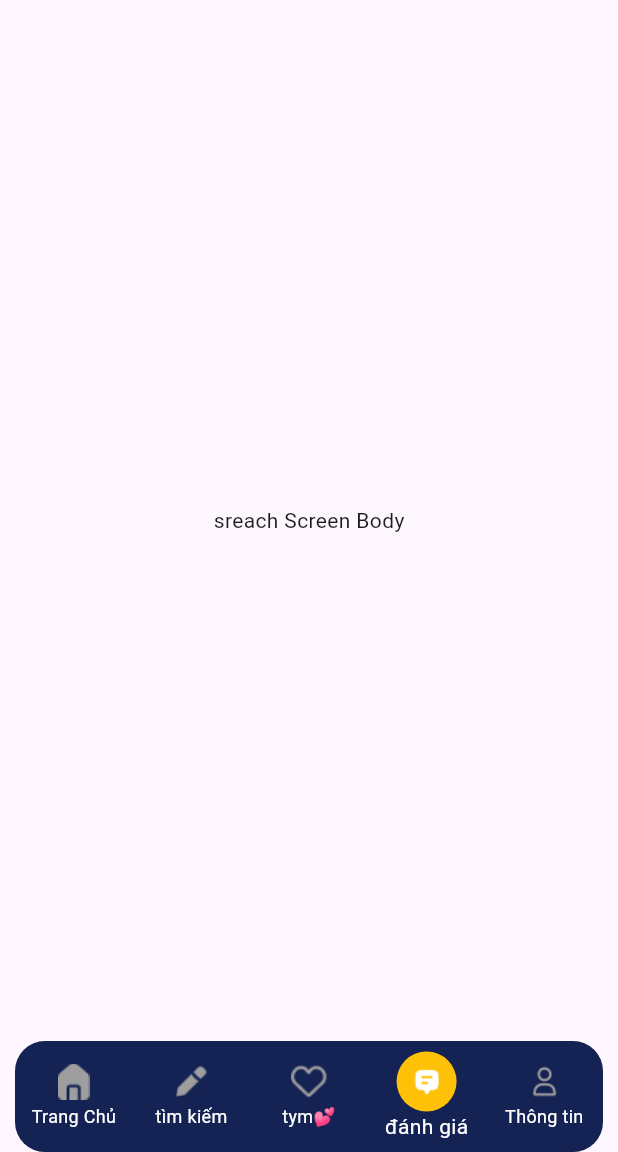
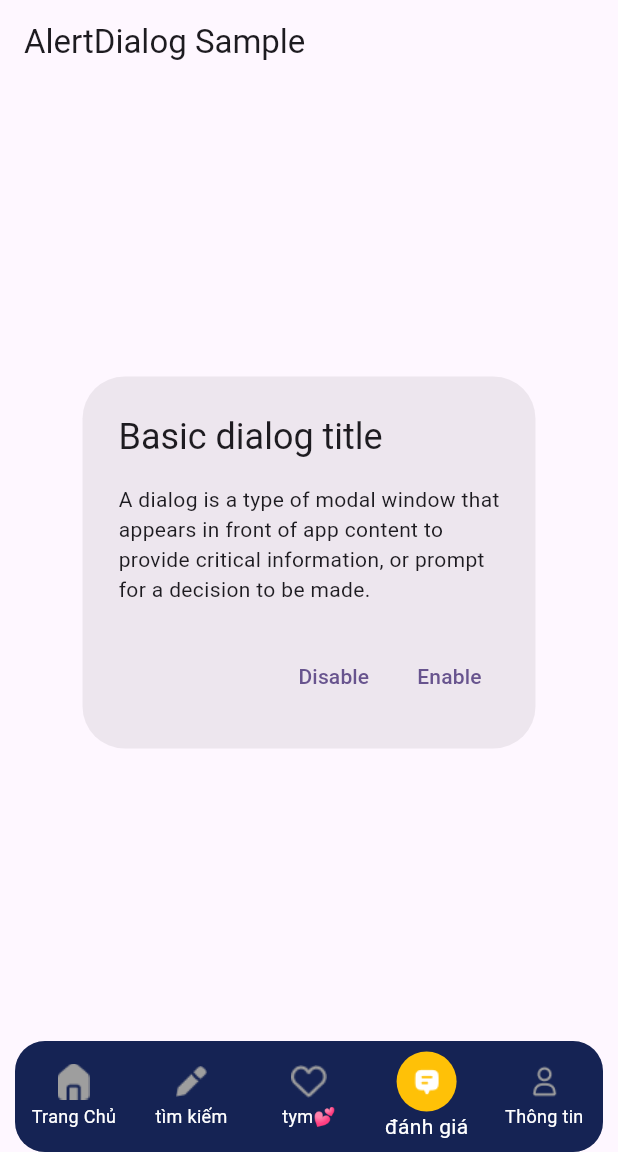
Before and after one commit to rudeusMSK/fluttershoping2024, a Flutter app: the screen it shows after launch, swiped to page 4, on a phone screen of 412 x 824 dp, the part 84-1236 px from its top. Run offline on Flutter 3.47's test engine with Material 3 defaults, Android fonts, the phone set to English and light mode, and no system bars; our stand-ins replace cookie_jar, dio, dio_cookie_manager; accounts and stored records are empty; network calls fail.

Commit message:
update: user StatusCode, Add: test_dialog view

```diff
--- a/lib/View/Main_screen.dart
+++ b/lib/View/Main_screen.dart
@@ -6,6 +6,7 @@ import 'package:mainpage_detailuser_v1/components/bodyWidgets/LoginBody.dart';
 import 'package:mainpage_detailuser_v1/components/bottom_navigationbar.dart';
 import 'package:mainpage_detailuser_v1/components/bodyWidgets/editBody.dart';
 import 'package:mainpage_detailuser_v1/components/bodyWidgets/homeBody.dart';
+import 'package:mainpage_detailuser_v1/components/dialogWidgets/CookieInvalid_Dialog.dart';
 
 class Main_screen extends StatefulWidget {
   final String title;
@@ -38,7 +39,7 @@ class _Main_screenState extends State<Main_screen> {
       HomeBody(), // 0
       editbody(), // 1
       editbody(), // 2
-      editbody(),
+      const DialogExample(), // 3
       const LoginBody(), // 4 test
     ];
 
--- /dev/null
+++ b/lib/components/dialogWidgets/CookieInvalid_Dialog.dart
@@ -0,0 +1,107 @@
+// import 'package:flutter/material.dart';
+
+//   Widget cookieInvalidDialogld(BuildContext context) {
+//     return Dialog(
+//       child: Padding(
+//         padding: const EdgeInsets.all(8.0),
+//         child: Column(
+//           mainAxisSize: MainAxisSize.min,
+//           mainAxisAlignment: MainAxisAlignment.center,
+//           children: <Widget>[
+//             const Text('This is a typical dialog.'),
+//             const SizedBox(height: 15),
+//             TextButton(
+//               onPressed: () {
+//                 Navigator.pop(context);
+//               },
+//               child: const Text('Close'),
+//             ),
+//           ],
+//         ),
+//       ),
+//     );
+//   }
+
+import 'package:flutter/material.dart';
+
+class DialogExample extends StatelessWidget {
+  const DialogExample({super.key});
+
+  @override
+  Widget build(BuildContext context) {
+    return Scaffold(
+      appBar: AppBar(title: const Text('AlertDialog Sample')),
+      body:  Center(
+        child:
+        AlertDialog(
+          title: const Text('Basic dialog title'),
+          content: const Text(
+            'A dialog is a type of modal window that\n'
+            'appears in front of app content to\n'
+            'provide critical information, or prompt\n'
+            'for a decision to be made.',
+          ),
+          actions: <Widget>[
+            TextButton(
+              style: TextButton.styleFrom(
+                textStyle: Theme.of(context).textTheme.labelLarge,
+              ),
+              child: const Text('Disable'),
+              onPressed: () {
+                Navigator.of(context).pop();
+              },
+            ),
+            TextButton(
+              style: TextButton.styleFrom(
+                textStyle: Theme.of(context).textTheme.labelLarge,
+              ),
+              child: const Text('Enable'),
+              onPressed: () {
+                Navigator.of(context).pop();
+              },
+            ),
+          ],
+        ),
+      ),
+    );
+  }
+
+  @pragma('vm:entry-point')
+  static Route<Object?> _dialogBuilder(
+      BuildContext context, Object? arguments) {
+    return DialogRoute<void>(
+      context: context,
+      builder: (BuildContext context) {
+        return AlertDialog(
+          title: const Text('Basic dialog title'),
+          content: const Text(
+            'A dialog is a type of modal window that\n'
+            'appears in front of app content to\n'
+            'provide critical information, or prompt\n'
+            'for a decision to be made.',
+          ),
+          actions: <Widget>[
+            TextButton(
+              style: TextButton.styleFrom(
+                textStyle: Theme.of(context).textTheme.labelLarge,
+              ),
+              child: const Text('Disable'),
+              onPressed: () {
+                Navigator.of(context).pop();
+              },
+            ),
+            TextButton(
+              style: TextButton.styleFrom(
+                textStyle: Theme.of(context).textTheme.labelLarge,
+              ),
+              child: const Text('Enable'),
+              onPressed: () {
+                Navigator.of(context).pop();
+              },
+            ),
+          ],
+        );
+      },
+    );
+  }
+}
```
Also changed, not shown: lib/Services/UserServices.dart (+7 -4 lines), lib/View/view_chua_sai_toi_de_day_cho_zui/Profile_screen.dart (+4 -4 lines), lib/ViewModel/User_View_Model.dart (+38 -25 lines), lib/components/bodyWidgets/LoginBody.dart (+18 -7 lines), 1 other file.
